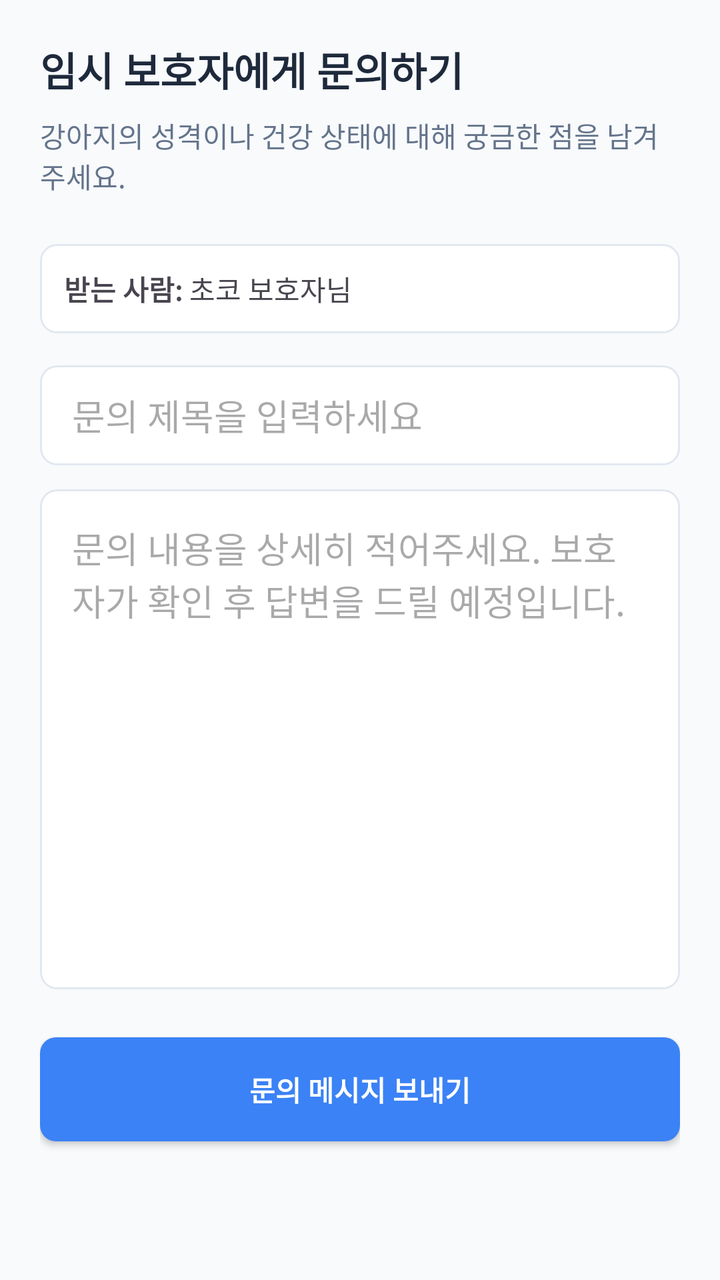
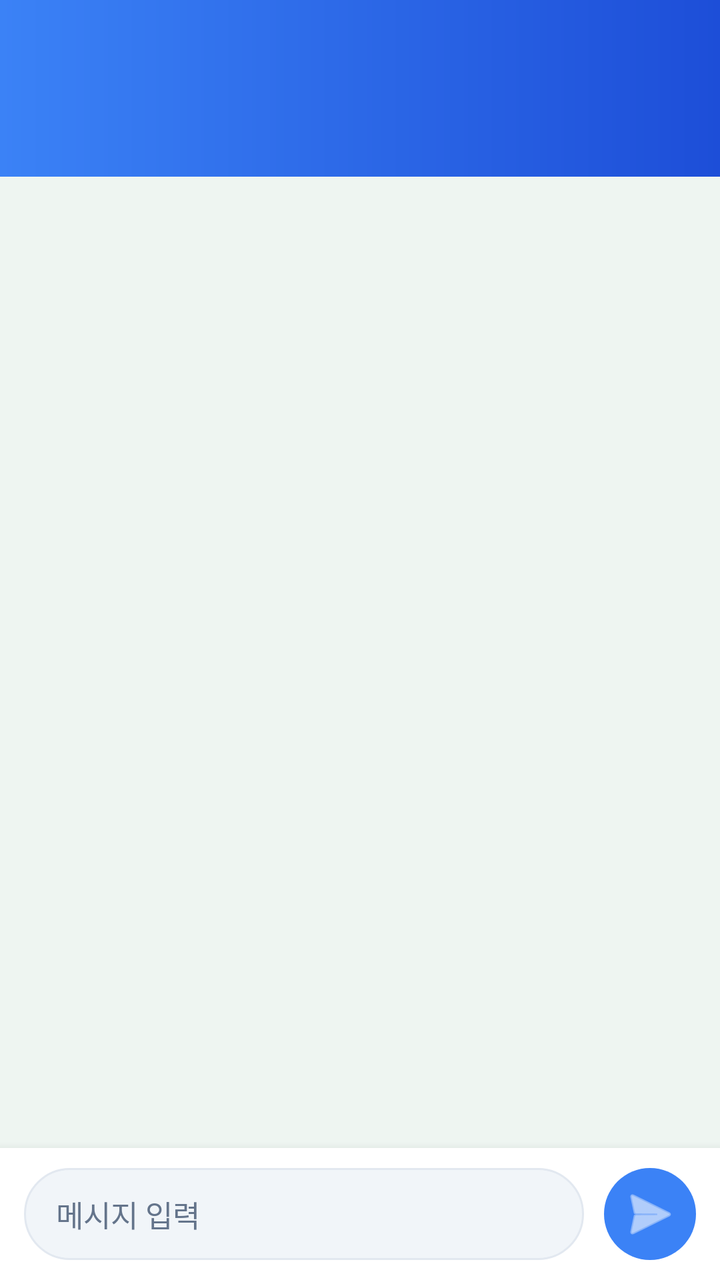

Screens rendered from an Android XML layout before and after an edit, with the pre-edit source and the edit as a unified diff.
<!-- AndroidManifest.xml: application theme Theme.Test02_3 -->
<!-- res/layout/activity_message.xml -->
<?xml version="1.0" encoding="utf-8"?>
<LinearLayout xmlns:android="http://schemas.android.com/apk/res/android"
    android:layout_width="match_parent"
    android:layout_height="match_parent"
    android:orientation="vertical"
    android:padding="20dp">

    <TextView
        android:layout_width="wrap_content"
        android:layout_height="wrap_content"
        android:text="임시 보호자에게 문의하기"
        android:textSize="20sp"
        android:textStyle="bold"
        android:textColor="@color/text_primary"
        android:layout_marginBottom="8dp" />

    <TextView
        android:layout_width="wrap_content"
        android:layout_height="wrap_content"
        android:text="강아지의 성격이나 건강 상태에 대해 궁금한 점을 남겨주세요."
        android:textColor="@color/text_secondary"
        android:layout_marginBottom="24dp" />

    <LinearLayout
        android:layout_width="match_parent"
        android:layout_height="wrap_content"
        android:orientation="horizontal"
        android:padding="12dp"
        android:background="@drawable/bg_edit_text_rounded"
        android:layout_marginBottom="16dp">

        <TextView
            android:layout_width="wrap_content"
            android:layout_height="wrap_content"
            android:text="받는 사람: "
            android:textStyle="bold" />
        <TextView
            android:id="@+id/tvFosterName"
            android:layout_width="wrap_content"
            android:layout_height="wrap_content"
            android:text="초코 보호자님" />
    </LinearLayout>

    <EditText
        android:id="@+id/editContactTitle"
        android:layout_width="match_parent"
        android:layout_height="50dp"
        android:hint="문의 제목을 입력하세요"
        android:background="@drawable/bg_edit_text_rounded"
        android:paddingStart="16dp"
        android:layout_marginBottom="12dp" />

    <EditText
        android:id="@+id/editContactMessage"
        android:layout_width="match_parent"
        android:layout_height="250dp"
        android:hint="문의 내용을 상세히 적어주세요. 보호자가 확인 후 답변을 드릴 예정입니다."
        android:gravity="top"
        android:padding="16dp"
        android:background="@drawable/bg_edit_text_rounded"
        android:layout_marginBottom="24dp" />

    <android.widget.Button
        android:id="@+id/btnSendMessage"
        android:layout_width="match_parent"
        android:layout_height="52dp"
        android:text="문의 메시지 보내기"
        android:textColor="@color/white"
        android:textStyle="bold"
        android:background="@drawable/bg_button_rounded" />

</LinearLayout>
<!-- resources referenced by this layout -->
<resources>
  <color name="text_primary">#1E293B</color>
  <color name="text_secondary">#64748B</color>
  <color name="white">#FFFFFF</color>
  <!-- drawable bg_button_rounded (drawable) -->
  <?xml version="1.0" encoding="utf-8"?>
  <shape xmlns:android="http://schemas.android.com/apk/res/android"
      android:shape="rectangle">
      <solid android:color="@color/main_blue" />
      <corners android:radius="8dp" />
  </shape>
  <!-- drawable bg_edit_text_rounded (drawable) -->
  <?xml version="1.0" encoding="utf-8"?>
  <shape xmlns:android="http://schemas.android.com/apk/res/android"
      android:shape="rectangle">
      <solid android:color="@color/white" />
      <stroke android:width="1dp" android:color="@color/border_gray" />
      <corners android:radius="8dp" />
  </shape>
  <style name="Theme.Test02_3" parent="Base.Theme.Test02_3" />
  <color name="main_blue">#3B82F6</color>
  <color name="border_gray">#E2E8F0</color>
  <style name="Base.Theme.Test02_3" parent="Theme.Material3.DayNight.NoActionBar">
          <item name="colorPrimary">@color/main_blue</item>
          <item name="colorPrimaryVariant">@color/main_blue_dark</item>
          <item name="colorOnPrimary">@color/white</item>
          <item name="android:windowBackground">@color/background_gray</item>
      </style>
  <color name="main_blue_dark">#1D4ED8</color>
  <color name="background_gray">#F8FAFC</color>
</resources>

<!-- the commit's change to res/layout/activity_message.xml (unified diff, before → after) -->
@@ -2,71 +2,85 @@
 <LinearLayout xmlns:android="http://schemas.android.com/apk/res/android"
     android:layout_width="match_parent"
     android:layout_height="match_parent"
-    android:orientation="vertical"
-    android:padding="20dp">
-
-    <TextView
-        android:layout_width="wrap_content"
-        android:layout_height="wrap_content"
-        android:text="임시 보호자에게 문의하기"
-        android:textSize="20sp"
-        android:textStyle="bold"
-        android:textColor="@color/text_primary"
-        android:layout_marginBottom="8dp" />
-
-    <TextView
-        android:layout_width="wrap_content"
-        android:layout_height="wrap_content"
-        android:text="강아지의 성격이나 건강 상태에 대해 궁금한 점을 남겨주세요."
-        android:textColor="@color/text_secondary"
-        android:layout_marginBottom="24dp" />
+    android:background="@color/chat_background"
+    android:orientation="vertical">
 
     <LinearLayout
         android:layout_width="match_parent"
         android:layout_height="wrap_content"
-        android:orientation="horizontal"
-        android:padding="12dp"
-        android:background="@drawable/bg_edit_text_rounded"
-        android:layout_marginBottom="16dp">
+        android:background="@drawable/bg_chat_header"
+        android:orientation="vertical"
+        android:paddingStart="20dp"
+        android:paddingTop="18dp"
+        android:paddingEnd="20dp"
+        android:paddingBottom="18dp">
 
         <TextView
-            android:layout_width="wrap_content"
+            android:id="@+id/tvChatPartner"
+            android:layout_width="match_parent"
             android:layout_height="wrap_content"
-            android:text="받는 사람: "
+            android:textColor="@color/white"
+            android:textSize="21sp"
             android:textStyle="bold" />
+
         <TextView
-            android:id="@+id/tvFosterName"
-            android:layout_width="wrap_content"
+            android:id="@+id/tvChatStatus"
+            android:layout_width="match_parent"
             android:layout_height="wrap_content"
-            android:text="초코 보호자님" />
+            android:layout_marginTop="5dp"
+            android:textColor="@color/chat_header_subtitle"
+            android:textSize="14sp" />
     </LinearLayout>
 
-    <EditText
-        android:id="@+id/editContactTitle"
+    <androidx.recyclerview.widget.RecyclerView
+        android:id="@+id/recyclerChatMessages"
         android:layout_width="match_parent"
-        android:layout_height="50dp"
-        android:hint="문의 제목을 입력하세요"
-        android:background="@drawable/bg_edit_text_rounded"
-        android:paddingStart="16dp"
-        android:layout_marginBottom="12dp" />
+        android:layout_height="0dp"
+        android:layout_weight="1"
+        android:clipToPadding="false"
+        android:paddingStart="14dp"
+        android:paddingTop="14dp"
+        android:paddingEnd="14dp"
+        android:paddingBottom="14dp" />
 
-    <EditText
-        android:id="@+id/editContactMessage"
+    <LinearLayout
         android:layout_width="match_parent"
-        android:layout_height="250dp"
-        android:hint="문의 내용을 상세히 적어주세요. 보호자가 확인 후 답변을 드릴 예정입니다."
-        android:gravity="top"
-        android:padding="16dp"
-        android:background="@drawable/bg_edit_text_rounded"
-        android:layout_marginBottom="24dp" />
+        android:layout_height="wrap_content"
+        android:background="@color/white"
+        android:elevation="8dp"
+        android:gravity="center_vertical"
+        android:orientation="horizontal"
+        android:paddingStart="12dp"
+        android:paddingTop="10dp"
+        android:paddingEnd="12dp"
+        android:paddingBottom="10dp">
 
-    <android.widget.Button
-        android:id="@+id/btnSendMessage"
-        android:layout_width="match_parent"
-        android:layout_height="52dp"
-        android:text="문의 메시지 보내기"
-        android:textColor="@color/white"
-        android:textStyle="bold"
-        android:background="@drawable/bg_button_rounded" />
+        <EditText
+            android:id="@+id/editChatMessage"
+            android:layout_width="0dp"
+            android:layout_height="46dp"
+            android:layout_weight="1"
+            android:background="@drawable/bg_chat_input"
+            android:hint="메시지 입력"
+            android:imeOptions="actionSend"
+            android:inputType="textMultiLine|textCapSentences"
+            android:maxLines="4"
+            android:minHeight="46dp"
+            android:paddingStart="16dp"
+            android:paddingEnd="16dp"
+            android:textColor="@color/text_primary"
+            android:textColorHint="@color/text_secondary"
+            android:textSize="15sp" />
 
+        <ImageButton
+            android:id="@+id/btnSendChatMessage"
+            android:layout_width="46dp"
+            android:layout_height="46dp"
+            android:layout_marginStart="10dp"
+            android:background="@drawable/bg_send_button"
+            android:contentDescription="전송"
+            android:padding="11dp"
+            android:src="@android:drawable/ic_menu_send"
+            android:tint="@color/white" />
+    </LinearLayout>
 </LinearLayout>
<!-- resource entries referenced after the edit -->
@@ -1,25 +1,37 @@
 <!-- resources referenced by this layout -->
 <resources>
+  <color name="chat_background">#EEF5F1</color>
+  <color name="chat_header_subtitle">#DCEBFF</color>
   <color name="text_primary">#1E293B</color>
   <color name="text_secondary">#64748B</color>
   <color name="white">#FFFFFF</color>
-  <!-- drawable bg_button_rounded (drawable) -->
+  <!-- drawable bg_chat_header (drawable) -->
   <?xml version="1.0" encoding="utf-8"?>
   <shape xmlns:android="http://schemas.android.com/apk/res/android"
       android:shape="rectangle">
+      <gradient
+          android:angle="0"
+          android:endColor="@color/main_blue_dark"
+          android:startColor="@color/main_blue" />
+  </shape>
+  <!-- drawable bg_chat_input (drawable) -->
+  <?xml version="1.0" encoding="utf-8"?>
+  <shape xmlns:android="http://schemas.android.com/apk/res/android">
+      <solid android:color="@color/chat_input_background" />
+      <stroke
+          android:width="1dp"
+          android:color="@color/border_gray" />
+      <corners android:radius="23dp" />
+  </shape>
+  <!-- drawable bg_send_button (drawable) -->
+  <?xml version="1.0" encoding="utf-8"?>
+  <shape xmlns:android="http://schemas.android.com/apk/res/android">
       <solid android:color="@color/main_blue" />
-      <corners android:radius="8dp" />
-  </shape>
-  <!-- drawable bg_edit_text_rounded (drawable) -->
-  <?xml version="1.0" encoding="utf-8"?>
-  <shape xmlns:android="http://schemas.android.com/apk/res/android"
-      android:shape="rectangle">
-      <solid android:color="@color/white" />
-      <stroke android:width="1dp" android:color="@color/border_gray" />
-      <corners android:radius="8dp" />
+      <corners android:radius="23dp" />
   </shape>
   <style name="Theme.Test02_3" parent="Base.Theme.Test02_3" />
   <color name="main_blue">#3B82F6</color>
+  <color name="chat_input_background">#F1F5F9</color>
   <color name="border_gray">#E2E8F0</color>
   <style name="Base.Theme.Test02_3" parent="Theme.Material3.DayNight.NoActionBar">
           <item name="colorPrimary">@color/main_blue</item>
